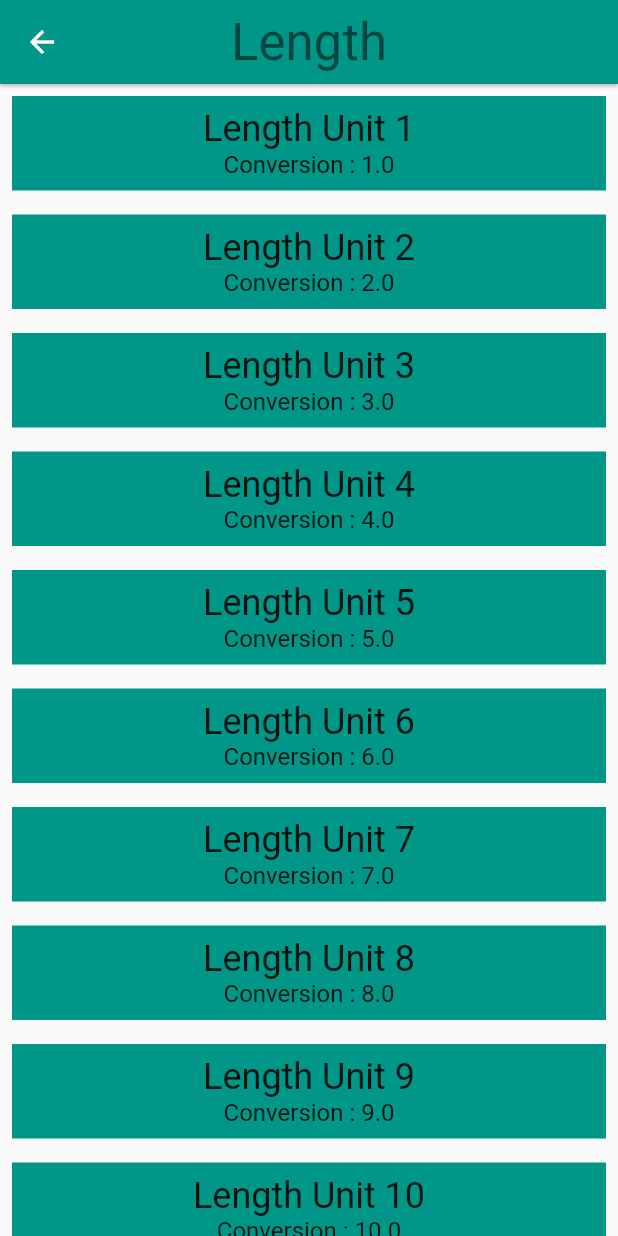
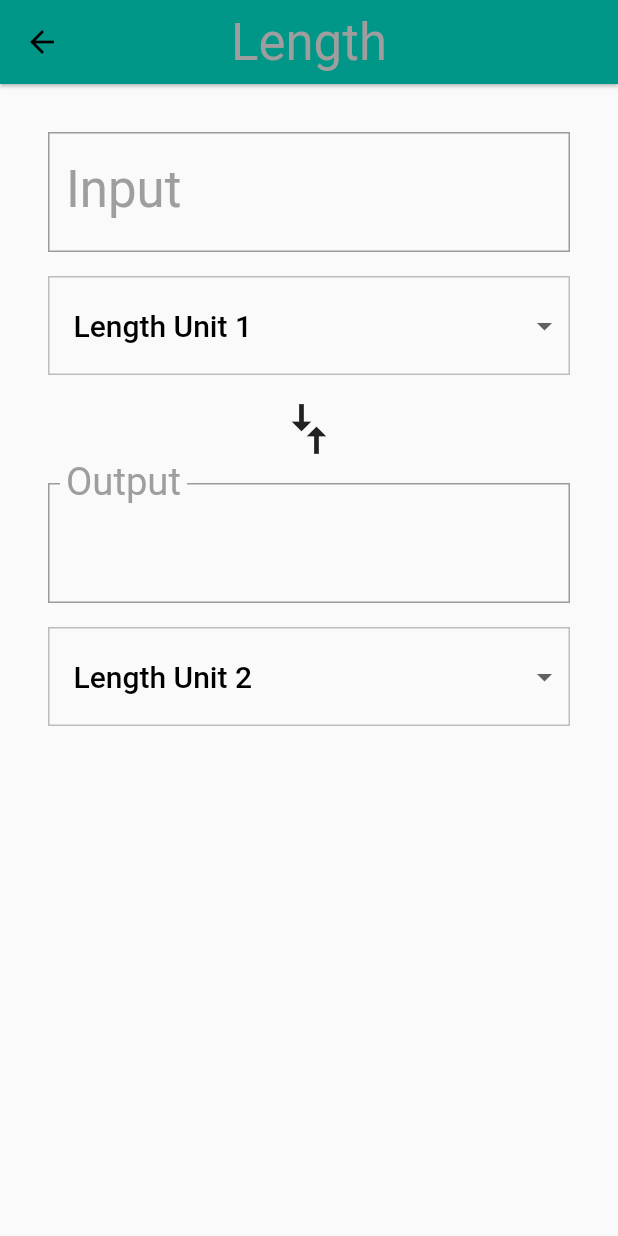
Before and after one commit to RotBolt/Unit-Converter, a Flutter app: the screen it shows after launch, after a tap on "Length", on a phone screen of 412 x 824 dp. Run offline on Flutter 3.47's test engine with Material 2 defaults, Android fonts, the phone set to English and light mode, and no system bars.

Commit message:
Make converter screen

```diff
--- a/lib/converter_route.dart
+++ b/lib/converter_route.dart
@@ -1,6 +1,8 @@
 import 'package:flutter/material.dart';
 import 'unit.dart';
 import 'package:meta/meta.dart';
+
+const _padding = EdgeInsets.all(16.0);
 
 class ConverterRoute extends StatefulWidget {
   final String title;
@@ -14,14 +16,27 @@ class ConverterRoute extends StatefulWidget {
         assert(units != null);
 
   @override
-  _ConverterRouteState createState() => _ConverterRouteState(color: color,title:title ,units: units);
+  _ConverterRouteState createState() =>
+      _ConverterRouteState(color: color, title: title, units: units);
 }
 
-class _ConverterRouteState extends State<ConverterRoute>{
-
+class _ConverterRouteState extends State<ConverterRoute> {
+  Unit _fromValue;
+  Unit _toValue;
+  double _inputValue;
+  String _convertedValue = '';
   final String title;
   final Color color;
   final List<Unit> units;
+  bool _showValidationError = false;
+  List<DropdownMenuItem> _unitMenuItems;
+
+  @override
+  void initState() {
+    super.initState();
+    _createDropdownMenuItems();
+    _setDefaults();
+  }
 
   _ConverterRouteState(
       {@required this.title, @required this.color, @required this.units})
@@ -29,29 +44,184 @@ class _ConverterRouteState extends State<ConverterRoute>{
         assert(color != null),
         assert(units != null);
 
+  String _format(double conversion) {
+    var outputNum = conversion.toStringAsPrecision(7);
+
+    if (outputNum.contains('.') && outputNum.endsWith('0')) {
+      var i = outputNum.length - 1;
+
+      while (outputNum[i] == '0') {
+        i -= 1;
+      }
+      outputNum = outputNum.substring(0, i + 1);
+    }
+
+    if (outputNum.endsWith('.')) {
+      return outputNum.substring(0, outputNum.length - 1);
+    }
+
+    return outputNum;
+  }
+
+  void _updateConversion() {
+    setState(() {
+      _convertedValue =
+          _format(_inputValue * (_toValue.conversion / _fromValue.conversion));
+    });
+  }
+
+  void _updateInputValue(String input) {
+    setState(() {
+      if (input == null || input == '') {
+        _convertedValue = '';
+      } else {
+        try {
+          final inputDouble = double.parse(input);
+          _inputValue = inputDouble;
+          _showValidationError = false;
+          _updateConversion();
+        } on Exception catch (e) {
+          print("Error : $e");
+          _showValidationError = true;
+        }
+      }
+    });
+  }
+
+  void _setDefaults() {
+    setState(() {
+      _fromValue = widget.units[0];
+      _toValue = widget.units[1];
+    });
+  }
+
+  Unit _getUnit(String unitName) {
+    return widget.units.firstWhere(
+      (Unit unit) {
+        return unit.name == unitName;
+      },
+      orElse: null,
+    );
+  }
+
+  void _updateFromConversion(dynamic unitName) {
+    setState(() {
+      _fromValue = _getUnit(unitName);
+    });
+    // to change the input according to current from conversion unit
+    if (_inputValue != null) {
+      _updateConversion();
+    }
+  }
+
+  void _updateToConversion(dynamic unitName) {
+    setState(() {
+      _toValue = _getUnit(unitName);
+    });
+    // to change the input according to current from conversion unit
+    if (_inputValue != null) {
+      _updateConversion();
+    }
+  }
+
+  void _createDropdownMenuItems() {
+    var newItems = <DropdownMenuItem>[];
+    for (var unit in widget.units) {
+      newItems.add(DropdownMenuItem(
+        value: unit.name,
+        child: Container(
+          child: Text(
+            unit.name,
+            softWrap: true,
+          ),
+        ),
+      ));
+    }
+    setState(() {
+      _unitMenuItems = newItems;
+    });
+  }
+
+  Widget _createDropDown(String currentValue, ValueChanged<dynamic> onChnaged) {
+    return Container(
+      margin: EdgeInsets.only(top: 16.0),
+      padding: EdgeInsets.symmetric(vertical: 8.0),
+      decoration: BoxDecoration(
+          color: Colors.grey[50],
+          border: Border.all(color: Colors.grey[400], width: 1.0)),
+      child: Theme(
+          data: Theme.of(context).copyWith(canvasColor: Colors.grey[50]),
+          child: DropdownButtonHideUnderline(
+            child: ButtonTheme(
+              alignedDropdown: true,
+              child: DropdownButton(
+                onChanged: onChnaged,
+                value: currentValue,
+                items: _unitMenuItems,
+                style: Theme.of(context).textTheme.title,
+              ),
+            ),
+          )),
+    );
+  }
+
   @override
   Widget build(BuildContext context) {
-    final unitWidgets = units.map((Unit unit) {
-      return Container(
-        color: color,
-        margin: EdgeInsets.all(8.0),
-        padding: EdgeInsets.all(8.0),
+    final inputBox = Padding(
+      padding: _padding,
       child: Column(
-          mainAxisAlignment: MainAxisAlignment.center,
+        crossAxisAlignment: CrossAxisAlignment.stretch,
         children: <Widget>[
-            Text(
-              unit.name,
-              style: Theme.of(context).textTheme.headline,
+          TextField(
+            style: Theme.of(context).textTheme.display1,
+            decoration: InputDecoration(
+                labelStyle: Theme.of(context).textTheme.display1,
+                labelText: "Input",
+                errorText:
+                    _showValidationError ? "Invalid Number Entered" : null,
+                border: OutlineInputBorder(
+                    borderRadius: BorderRadius.circular(0.0))),
+            keyboardType: TextInputType.number,
+            onChanged: _updateInputValue,
           ),
-            Text(
-              'Conversion : ${unit.conversion}',
-              style: Theme.of(context).textTheme.subhead,
-            )
+          _createDropDown(_fromValue.name, _updateFromConversion)
+        ],
+
+      ),
+    );
+
+    final arrows = RotatedBox(
+      quarterTurns: 1,
+      child: Icon(
+        Icons.compare_arrows,
+        size: 40.0,
+      ),
+    );
+    final outputBox = Padding(
+      padding: _padding,
+      child: Column(
+        crossAxisAlignment: CrossAxisAlignment.stretch,
+        children: <Widget>[
+          InputDecorator(
+            child: Text(
+              _convertedValue,
+              style: Theme.of(context).textTheme.display1,
+            ),
+            decoration: InputDecoration(
+                labelText: "Output",
+                labelStyle: Theme.of(context).textTheme.display1,
+                border: OutlineInputBorder(
+                    borderRadius: BorderRadius.circular(0.0))),
+          ),
+          _createDropDown(_toValue.name, _updateToConversion),
         ],
       ),
     );
-    }).toList();
 
+    final converter = Column(
+      crossAxisAlignment: CrossAxisAlignment.stretch,
+      children: <Widget>[inputBox, arrows, outputBox],
+    );
     final appBar = AppBar(
       elevation: 1.0,
       title: Text(
@@ -63,10 +233,10 @@ class _ConverterRouteState extends State<ConverterRoute>{
     );
     return Scaffold(
       appBar: appBar,
-      body: ListView(
-        children: unitWidgets,
+      body: Padding(
+        padding: _padding,
+        child: converter,
       ),
     );
   }
-
 }
--- a/lib/main.dart
+++ b/lib/main.dart
@@ -9,6 +9,14 @@ class UnitConverterApp extends StatelessWidget {
     return MaterialApp(
       debugShowCheckedModeBanner: false,
       title: "Unit Converter",
+      theme: ThemeData(
+          textTheme: Theme.of(context)
+              .textTheme
+              .apply(bodyColor: Colors.black, displayColor: Colors.grey[500]
+          ),
+          primaryColor: Colors.grey[500],
+          textSelectionColor: Colors.green[500]
+      ),
       home: CategoryRoute(),
     );
   }
```
Lines whose indentation alone changed are shown as unchanged.
